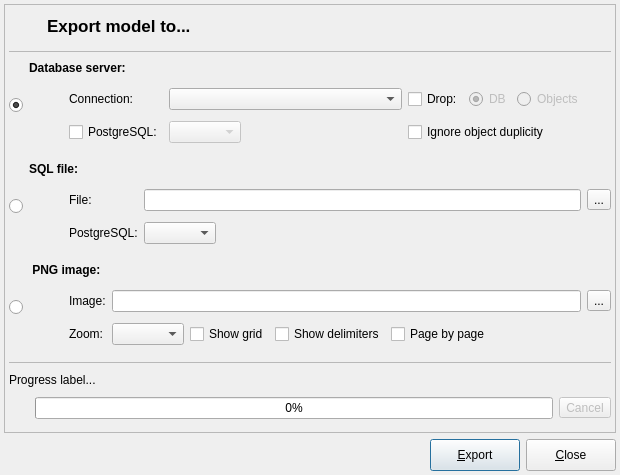
pgmodeler/pgmodeler, file libpgmodeler_ui/ui/modelexportform.ui: the form before one commit.
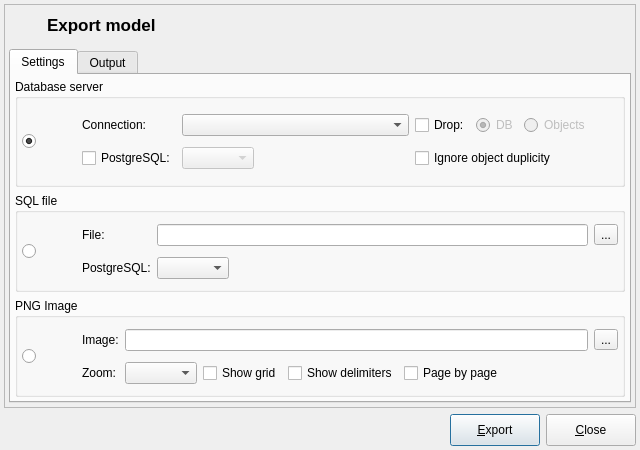
The form after the commit. Icons and pictures are not drawn.

Patch:
```diff
--- a/libpgmodeler_ui/ui/modelexportform.ui
+++ b/libpgmodeler_ui/ui/modelexportform.ui
@@ -9,8 +9,8 @@
    <rect>
     <x>0</x>
     <y>0</y>
-    <width>620</width>
-    <height>475</height>
+    <width>640</width>
+    <height>450</height>
    </rect>
   </property>
   <property name="sizePolicy">
@@ -21,14 +21,14 @@
   </property>
   <property name="minimumSize">
    <size>
-    <width>620</width>
-    <height>420</height>
+    <width>640</width>
+    <height>450</height>
    </size>
   </property>
   <property name="maximumSize">
    <size>
-    <width>620</width>
-    <height>479</height>
+    <width>16777215</width>
+    <height>450</height>
    </size>
   </property>
   <property name="windowTitle">
@@ -68,7 +68,7 @@
      <property name="frameShadow">
       <enum>QFrame::Raised</enum>
      </property>
-     <layout class="QVBoxLayout" name="verticalLayout_2">
+     <layout class="QGridLayout" name="gridLayout_7">
       <property name="leftMargin">
        <number>4</number>
       </property>
@@ -81,7 +81,7 @@
       <property name="bottomMargin">
        <number>4</number>
       </property>
-      <item>
+      <item row="0" column="0">
        <layout class="QHBoxLayout" name="horizontalLayout">
         <property name="bottomMargin">
          <number>2</number>
@@ -130,60 +130,62 @@
            </font>
           </property>
           <property name="text">
-           <string>Export model to...</string>
+           <string>Export model</string>
           </property>
          </widget>
         </item>
        </layout>
       </item>
-      <item>
-       <widget class="QFrame" name="div_ln">
-        <property name="minimumSize">
-         <size>
-          <width>0</width>
-          <height>1</height>
-         </size>
-        </property>
-        <property name="maximumSize">
-         <size>
-          <width>16777215</width>
-          <height>1</height>
-         </size>
-        </property>
-        <property name="frameShape">
-         <enum>QFrame::StyledPanel</enum>
-        </property>
-        <property name="frameShadow">
-         <enum>QFrame::Sunken</enum>
-        </property>
-       </widget>
-      </item>
-      <item>
-       <layout class="QGridLayout" name="gridLayout_12">
-        <property name="topMargin">
-         <number>2</number>
-        </property>
-        <item row="0" column="1">
-         <widget class="QLabel" name="export_dbms_lbl">
+      <item row="1" column="0">
+       <widget class="QTabWidget" name="settings_tbw">
           <property name="sizePolicy">
-           <sizepolicy hsizetype="Preferred" vsizetype="Fixed">
+         <sizepolicy hsizetype="Expanding" vsizetype="Expanding">
             <horstretch>0</horstretch>
             <verstretch>0</verstretch>
            </sizepolicy>
           </property>
-          <property name="font">
-           <font>
-            <weight>75</weight>
-            <italic>false</italic>
-            <bold>true</bold>
-           </font>
-          </property>
-          <property name="text">
-           <string>Database server:</string>
+        <property name="currentIndex">
+         <number>0</number>
+        </property>
+        <widget class="QWidget" name="tab">
+         <attribute name="title">
+          <string>Settings</string>
+         </attribute>
+         <layout class="QGridLayout" name="gridLayout_5">
+          <property name="leftMargin">
+           <number>4</number>
           </property>
-         </widget>
-        </item>
-        <item row="0" column="0" rowspan="2">
+          <property name="topMargin">
+           <number>4</number>
+          </property>
+          <property name="rightMargin">
+           <number>4</number>
+          </property>
+          <property name="bottomMargin">
+           <number>4</number>
+          </property>
+          <item row="0" column="0">
+           <widget class="QGroupBox" name="groupBox">
+            <property name="title">
+             <string>Database server</string>
+            </property>
+            <property name="checkable">
+             <bool>false</bool>
+            </property>
+            <layout class="QGridLayout" name="gridLayout_9">
+             <property name="leftMargin">
+              <number>4</number>
+             </property>
+             <property name="topMargin">
+              <number>4</number>
+             </property>
+             <property name="rightMargin">
+              <number>4</number>
+             </property>
+             <property name="bottomMargin">
+              <number>4</number>
+             </property>
+             <item row="0" column="0">
          <widget class="QRadioButton" name="export_to_dbms_rb">
           <property name="enabled">
            <bool>true</bool>
@@ -200,9 +202,12 @@
           <property name="checked">
            <bool>true</bool>
           </property>
-         </widget>
-        </item>
-        <item row="1" column="1">
+               <property name="autoExclusive">
+                <bool>false</bool>
+               </property>
+              </widget>
+             </item>
+             <item row="0" column="1">
          <widget class="QWidget" name="export_to_dbms_wgt" native="true">
           <property name="sizePolicy">
            <sizepolicy hsizetype="Preferred" vsizetype="Fixed">
@@ -516,59 +521,14 @@
          </widget>
         </item>
        </layout>
-      </item>
-      <item>
-       <layout class="QGridLayout" name="gridLayout_13">
-        <property name="topMargin">
-         <number>6</number>
-        </property>
-        <item row="0" column="0" rowspan="2">
-         <widget class="QRadioButton" name="export_to_file_rb">
-          <property name="sizePolicy">
-           <sizepolicy hsizetype="Fixed" vsizetype="Expanding">
-            <horstretch>0</horstretch>
-            <verstretch>0</verstretch>
-           </sizepolicy>
-          </property>
-          <property name="text">
-           <string/>
-          </property>
-          <property name="checked">
-           <bool>false</bool>
-          </property>
-         </widget>
-        </item>
-        <item row="0" column="1">
-         <widget class="QLabel" name="export_to_file_lbl">
-          <property name="sizePolicy">
-           <sizepolicy hsizetype="Preferred" vsizetype="Fixed">
-            <horstretch>0</horstretch>
-            <verstretch>0</verstretch>
-           </sizepolicy>
-          </property>
-          <property name="font">
-           <font>
-            <weight>75</weight>
-            <bold>true</bold>
-           </font>
-          </property>
-          <property name="text">
-           <string>SQL file:</string>
-          </property>
-         </widget>
-        </item>
-        <item row="1" column="1">
-         <widget class="QWidget" name="export_to_file_wgt" native="true">
-          <property name="enabled">
-           <bool>true</bool>
-          </property>
-          <property name="sizePolicy">
-           <sizepolicy hsizetype="Preferred" vsizetype="Fixed">
-            <horstretch>0</horstretch>
-            <verstretch>0</verstretch>
-           </sizepolicy>
-          </property>
-          <layout class="QGridLayout" name="gridLayout_3">
+           </widget>
+          </item>
+          <item row="2" column="0">
+           <widget class="QGroupBox" name="groupBox_3">
+            <property name="title">
+             <string>PNG Image</string>
+            </property>
+            <layout class="QGridLayout" name="gridLayout_11">
            <property name="leftMargin">
             <number>4</number>
            </property>
@@ -576,191 +536,10 @@
             <number>4</number>
            </property>
            <property name="rightMargin">
-            <number>0</number>
+              <number>4</number>
            </property>
            <property name="bottomMargin">
             <number>4</number>
-           </property>
-           <item row="0" column="0" rowspan="2">
-            <widget class="QLabel" name="model_sql_lbl">
-             <property name="enabled">
-              <bool>true</bool>
-             </property>
-             <property name="sizePolicy">
-              <sizepolicy hsizetype="Fixed" vsizetype="Expanding">
-               <horstretch>0</horstretch>
-               <verstretch>0</verstretch>
-              </sizepolicy>
-             </property>
-             <property name="minimumSize">
-              <size>
-               <width>30</width>
-               <height>60</height>
-              </size>
-             </property>
-             <property name="maximumSize">
-              <size>
-               <width>30</width>
-               <height>60</height>
-              </size>
-             </property>
-             <property name="text">
-              <string/>
-             </property>
-             <property name="pixmap">
-              <pixmap resource="../res/resources.qrc">:/imagens/imagens/model2sql.png</pixmap>
-             </property>
-             <property name="scaledContents">
-              <bool>true</bool>
-             </property>
-            </widget>
-           </item>
-           <item row="0" column="1">
-            <widget class="QLabel" name="file_lbl">
-             <property name="enabled">
-              <bool>true</bool>
-             </property>
-             <property name="sizePolicy">
-              <sizepolicy hsizetype="Fixed" vsizetype="Fixed">
-               <horstretch>0</horstretch>
-               <verstretch>0</verstretch>
-              </sizepolicy>
-             </property>
-             <property name="minimumSize">
-              <size>
-               <width>0</width>
-               <height>0</height>
-              </size>
-             </property>
-             <property name="text">
-              <string>File:</string>
-             </property>
-            </widget>
-           </item>
-           <item row="0" column="2">
-            <layout class="QHBoxLayout" name="horizontalLayout_6">
-             <item>
-              <widget class="QLineEdit" name="file_edt">
-               <property name="enabled">
-                <bool>true</bool>
-               </property>
-               <property name="dragEnabled">
-                <bool>false</bool>
-               </property>
-               <property name="readOnly">
-                <bool>true</bool>
-               </property>
-              </widget>
-             </item>
-             <item>
-              <widget class="QToolButton" name="select_file_tb">
-               <property name="enabled">
-                <bool>true</bool>
-               </property>
-               <property name="minimumSize">
-                <size>
-                 <width>0</width>
-                 <height>0</height>
-                </size>
-               </property>
-               <property name="toolTip">
-                <string>Select target file</string>
-               </property>
-               <property name="text">
-                <string>...</string>
-               </property>
-               <property name="icon">
-                <iconset resource="../res/resources.qrc">
-                 <normaloff>:/icones/icones/abrir.png</normaloff>:/icones/icones/abrir.png</iconset>
-               </property>
-               <property name="iconSize">
-                <size>
-                 <width>22</width>
-                 <height>22</height>
-                </size>
-               </property>
-              </widget>
-             </item>
-            </layout>
-           </item>
-           <item row="1" column="1">
-            <widget class="QLabel" name="pgsql_lbl">
-             <property name="sizePolicy">
-              <sizepolicy hsizetype="Fixed" vsizetype="Fixed">
-               <horstretch>0</horstretch>
-               <verstretch>0</verstretch>
-              </sizepolicy>
-             </property>
-             <property name="minimumSize">
-              <size>
-               <width>0</width>
-               <height>0</height>
-              </size>
-             </property>
-             <property name="font">
-              <font>
-               <italic>false</italic>
-              </font>
-             </property>
-             <property name="text">
-              <string>PostgreSQL:</string>
-             </property>
-            </widget>
-           </item>
-           <item row="1" column="2">
-            <layout class="QHBoxLayout" name="horizontalLayout_5">
-             <item>
-              <widget class="QComboBox" name="pgsqlvers_cmb">
-               <property name="enabled">
-                <bool>true</bool>
-               </property>
-               <property name="minimumSize">
-                <size>
-                 <width>0</width>
-                 <height>0</height>
-                </size>
-               </property>
-               <property name="maximumSize">
-                <size>
-                 <width>16777215</width>
-                 <height>16777215</height>
-                </size>
-               </property>
-               <property name="toolTip">
-                <string>PostgreSQL version in which the SQL code should be generated</string>
-               </property>
-               <property name="insertPolicy">
-                <enum>QComboBox::InsertAtBottom</enum>
-               </property>
-              </widget>
-             </item>
-             <item>
-              <spacer name="horizontalSpacer">
-               <property name="orientation">
-                <enum>Qt::Horizontal</enum>
-               </property>
-               <property name="sizeHint" stdset="0">
-                <size>
-                 <width>158</width>
-                 <height>20</height>
-                </size>
-               </property>
-              </spacer>
-             </item>
-            </layout>
-           </item>
-          </layout>
-         </widget>
-        </item>
-       </layout>
-      </item>
-      <item>
-       <layout class="QGridLayout" name="gridLayout_14">
-        <property name="topMargin">
-         <number>6</number>
-        </property>
-        <property name="horizontalSpacing">
-         <number>6</number>
         </property>
         <item row="0" column="0" rowspan="2">
          <widget class="QRadioButton" name="export_to_img_rb">
@@ -776,28 +555,12 @@
           <property name="checked">
            <bool>false</bool>
           </property>
-         </widget>
-        </item>
-        <item row="0" column="1">
-         <widget class="QLabel" name="export_to_img_lbl">
-          <property name="sizePolicy">
-           <sizepolicy hsizetype="Preferred" vsizetype="Fixed">
-            <horstretch>0</horstretch>
-            <verstretch>0</verstretch>
-           </sizepolicy>
-          </property>
-          <property name="font">
-           <font>
-            <weight>75</weight>
-            <bold>true</bold>
-           </font>
-          </property>
-          <property name="text">
-           <string> PNG image:</string>
-          </property>
-         </widget>
-        </item>
-        <item row="1" column="1">
+               <property name="autoExclusive">
+                <bool>false</bool>
+               </property>
+              </widget>
+             </item>
+             <item row="0" column="1" rowspan="2">
          <widget class="QWidget" name="export_to_img_wgt" native="true">
           <property name="enabled">
            <bool>true</bool>
@@ -1057,8 +820,263 @@
          </widget>
         </item>
        </layout>
-      </item>
+           </widget>
+          </item>
+          <item row="1" column="0">
+           <widget class="QGroupBox" name="groupBox_2">
+            <property name="title">
+             <string>SQL file</string>
+            </property>
+            <layout class="QGridLayout" name="gridLayout_10">
+             <property name="leftMargin">
+              <number>4</number>
+             </property>
+             <property name="topMargin">
+              <number>4</number>
+             </property>
+             <property name="rightMargin">
+              <number>4</number>
+             </property>
+             <property name="bottomMargin">
+              <number>4</number>
+             </property>
+             <item row="0" column="0" rowspan="2">
+              <widget class="QRadioButton" name="export_to_file_rb">
+               <property name="sizePolicy">
+                <sizepolicy hsizetype="Fixed" vsizetype="Expanding">
+                 <horstretch>0</horstretch>
+                 <verstretch>0</verstretch>
+                </sizepolicy>
+               </property>
+               <property name="text">
+                <string/>
+               </property>
+               <property name="checked">
+                <bool>false</bool>
+               </property>
+               <property name="autoExclusive">
+                <bool>false</bool>
+               </property>
+              </widget>
+             </item>
+             <item row="0" column="1" rowspan="2">
+              <widget class="QWidget" name="export_to_file_wgt" native="true">
+               <property name="enabled">
+                <bool>true</bool>
+               </property>
+               <property name="sizePolicy">
+                <sizepolicy hsizetype="Preferred" vsizetype="Fixed">
+                 <horstretch>0</horstretch>
+                 <verstretch>0</verstretch>
+                </sizepolicy>
+               </property>
+               <layout class="QGridLayout" name="gridLayout_3">
+                <property name="leftMargin">
+                 <number>4</number>
+                </property>
+                <property name="topMargin">
+                 <number>4</number>
+                </property>
+                <property name="rightMargin">
+                 <number>0</number>
+                </property>
+                <property name="bottomMargin">
+                 <number>4</number>
+                </property>
+                <item row="0" column="0" rowspan="2">
+                 <widget class="QLabel" name="model_sql_lbl">
+                  <property name="enabled">
+                   <bool>true</bool>
+                  </property>
+                  <property name="sizePolicy">
+                   <sizepolicy hsizetype="Fixed" vsizetype="Expanding">
+                    <horstretch>0</horstretch>
+                    <verstretch>0</verstretch>
+                   </sizepolicy>
+                  </property>
+                  <property name="minimumSize">
+                   <size>
+                    <width>30</width>
+                    <height>60</height>
+                   </size>
+                  </property>
+                  <property name="maximumSize">
+                   <size>
+                    <width>30</width>
+                    <height>60</height>
+                   </size>
+                  </property>
+                  <property name="text">
+                   <string/>
+                  </property>
+                  <property name="pixmap">
+                   <pixmap resource="../res/resources.qrc">:/imagens/imagens/model2sql.png</pixmap>
+                  </property>
+                  <property name="scaledContents">
+                   <bool>true</bool>
+                  </property>
+                 </widget>
+                </item>
+                <item row="0" column="1">
+                 <widget class="QLabel" name="file_lbl">
+                  <property name="enabled">
+                   <bool>true</bool>
+                  </property>
+                  <property name="sizePolicy">
+                   <sizepolicy hsizetype="Fixed" vsizetype="Fixed">
+                    <horstretch>0</horstretch>
+                    <verstretch>0</verstretch>
+                   </sizepolicy>
+                  </property>
+                  <property name="minimumSize">
+                   <size>
+                    <width>0</width>
+                    <height>0</height>
+                   </size>
+                  </property>
+                  <property name="text">
+                   <string>File:</string>
+                  </property>
+                 </widget>
+                </item>
+                <item row="0" column="2">
+                 <layout class="QHBoxLayout" name="horizontalLayout_6">
       <item>
+                   <widget class="QLineEdit" name="file_edt">
+                    <property name="enabled">
+                     <bool>true</bool>
+                    </property>
+                    <property name="dragEnabled">
+                     <bool>false</bool>
+                    </property>
+                    <property name="readOnly">
+                     <bool>true</bool>
+                    </property>
+                   </widget>
+                  </item>
+                  <item>
+                   <widget class="QToolButton" name="select_file_tb">
+                    <property name="enabled">
+                     <bool>true</bool>
+                    </property>
+                    <property name="minimumSize">
+                     <size>
+                      <width>0</width>
+                      <height>0</height>
+                     </size>
+                    </property>
+                    <property name="toolTip">
+                     <string>Select target file</string>
+                    </property>
+                    <property name="text">
+                     <string>...</string>
+                    </property>
+                    <property name="icon">
+                     <iconset resource="../res/resources.qrc">
+                      <normaloff>:/icones/icones/abrir.png</normaloff>:/icones/icones/abrir.png</iconset>
+                    </property>
+                    <property name="iconSize">
+                     <size>
+                      <width>22</width>
+                      <height>22</height>
+                     </size>
+                    </property>
+                   </widget>
+                  </item>
+                 </layout>
+                </item>
+                <item row="1" column="1">
+                 <widget class="QLabel" name="pgsql_lbl">
+                  <property name="sizePolicy">
+                   <sizepolicy hsizetype="Fixed" vsizetype="Fixed">
+                    <horstretch>0</horstretch>
+                    <verstretch>0</verstretch>
+                   </sizepolicy>
+                  </property>
+                  <property name="minimumSize">
+                   <size>
+                    <width>0</width>
+                    <height>0</height>
+                   </size>
+                  </property>
+                  <property name="font">
+                   <font>
+                    <italic>false</italic>
+                   </font>
+                  </property>
+                  <property name="text">
+                   <string>PostgreSQL:</string>
+                  </property>
+                 </widget>
+                </item>
+                <item row="1" column="2">
+                 <layout class="QHBoxLayout" name="horizontalLayout_5">
+                  <item>
+                   <widget class="QComboBox" name="pgsqlvers_cmb">
+                    <property name="enabled">
+                     <bool>true</bool>
+                    </property>
+                    <property name="minimumSize">
+                     <size>
+                      <width>0</width>
+                      <height>0</height>
+                     </size>
+                    </property>
+                    <property name="maximumSize">
+                     <size>
+                      <width>16777215</width>
+                      <height>16777215</height>
+                     </size>
+                    </property>
+                    <property name="toolTip">
+                     <string>PostgreSQL version in which the SQL code should be generated</string>
+                    </property>
+                    <property name="insertPolicy">
+                     <enum>QComboBox::InsertAtBottom</enum>
+                    </property>
+                   </widget>
+                  </item>
+                  <item>
+                   <spacer name="horizontalSpacer">
+                    <property name="orientation">
+                     <enum>Qt::Horizontal</enum>
+                    </property>
+                    <property name="sizeHint" stdset="0">
+                     <size>
+                      <width>158</width>
+                      <height>20</height>
+                     </size>
+                    </property>
+                   </spacer>
+                  </item>
+                 </layout>
+                </item>
+               </layout>
+              </widget>
+             </item>
+            </layout>
+           </widget>
+          </item>
+         </layout>
+        </widget>
+        <widget class="QWidget" name="tab_2">
+         <attribute name="title">
+          <string>Output</string>
+         </attribute>
+         <layout class="QGridLayout" name="gridLayout_15">
+          <property name="leftMargin">
+           <number>4</number>
+          </property>
+          <property name="topMargin">
+           <number>4</number>
+          </property>
+          <property name="rightMargin">
+           <number>4</number>
+          </property>
+          <property name="bottomMargin">
+           <number>4</number>
+          </property>
+          <item row="1" column="0">
        <widget class="QWidget" name="progress_wgt" native="true">
         <property name="sizePolicy">
          <sizepolicy hsizetype="Preferred" vsizetype="Preferred">
@@ -1088,7 +1106,7 @@
          <property name="verticalSpacing">
           <number>6</number>
          </property>
-         <item row="2" column="0">
+             <item row="1" column="0">
           <widget class="QLabel" name="ico_lbl">
            <property name="sizePolicy">
             <sizepolicy hsizetype="Fixed" vsizetype="Fixed">
@@ -1116,14 +1134,14 @@
            </property>
           </widget>
          </item>
-         <item row="2" column="1">
+             <item row="1" column="1">
           <widget class="QProgressBar" name="progress_pb">
            <property name="value">
             <number>0</number>
            </property>
           </widget>
          </item>
-         <item row="2" column="2">
+             <item row="1" column="2">
           <widget class="QToolButton" name="cancel_btn">
            <property name="enabled">
             <bool>false</bool>
@@ -1146,7 +1164,7 @@
            </property>
           </widget>
          </item>
-         <item row="1" column="0" colspan="3">
+             <item row="0" column="0" colspan="3">
           <widget class="QLabel" name="progress_lbl">
            <property name="sizePolicy">
             <sizepolicy hsizetype="Preferred" vsizetype="Fixed">
@@ -1159,29 +1177,56 @@
            </property>
           </widget>
          </item>
-         <item row="0" column="0" colspan="3">
-          <widget class="QFrame" name="div_ln1">
-           <property name="minimumSize">
-            <size>
-             <width>0</width>
-             <height>1</height>
-            </size>
-           </property>
-           <property name="maximumSize">
+            </layout>
+           </widget>
+          </item>
+          <item row="0" column="0">
+           <widget class="QTreeWidget" name="output_trw">
+            <property name="sizePolicy">
+             <sizepolicy hsizetype="Expanding" vsizetype="Expanding">
+              <horstretch>0</horstretch>
+              <verstretch>0</verstretch>
+             </sizepolicy>
+            </property>
+            <property name="horizontalScrollBarPolicy">
+             <enum>Qt::ScrollBarAsNeeded</enum>
+            </property>
+            <property name="sizeAdjustPolicy">
+             <enum>QAbstractScrollArea::AdjustToContents</enum>
+            </property>
+            <property name="editTriggers">
+             <set>QAbstractItemView::NoEditTriggers</set>
+            </property>
+            <property name="alternatingRowColors">
+             <bool>true</bool>
+            </property>
+            <property name="selectionMode">
+             <enum>QAbstractItemView::SingleSelection</enum>
+            </property>
+            <property name="iconSize">
             <size>
-             <width>16777215</width>
-             <height>1</height>
-            </size>
-           </property>
-           <property name="frameShape">
-            <enum>QFrame::StyledPanel</enum>
-           </property>
-           <property name="frameShadow">
-            <enum>QFrame::Sunken</enum>
-           </property>
+              <width>18</width>
+              <height>18</height>
+             </size>
+            </property>
+            <property name="indentation">
+             <number>20</number>
+            </property>
+            <property name="uniformRowHeights">
+             <bool>false</bool>
+            </property>
+            <property name="wordWrap">
+             <bool>false</bool>
+            </property>
+            <column>
+             <property name="text">
+              <string/>
+             </property>
+            </column>
           </widget>
          </item>
         </layout>
+        </widget>
        </widget>
       </item>
      </layout>
```
Lines whose indentation alone changed are shown as unchanged.
